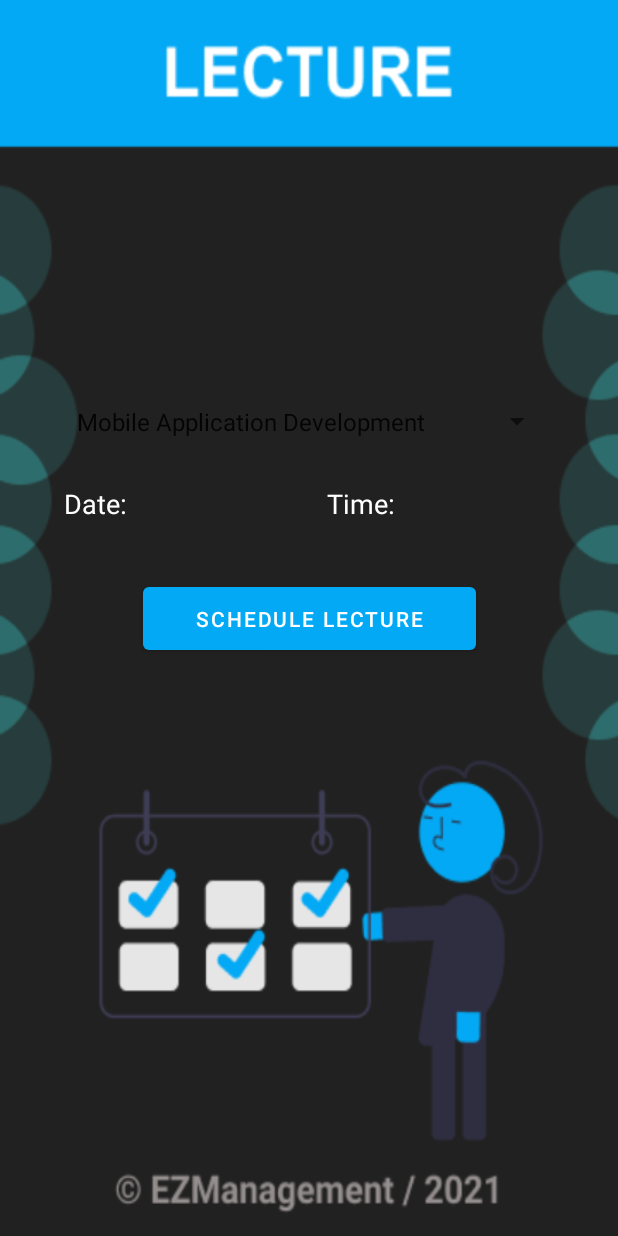
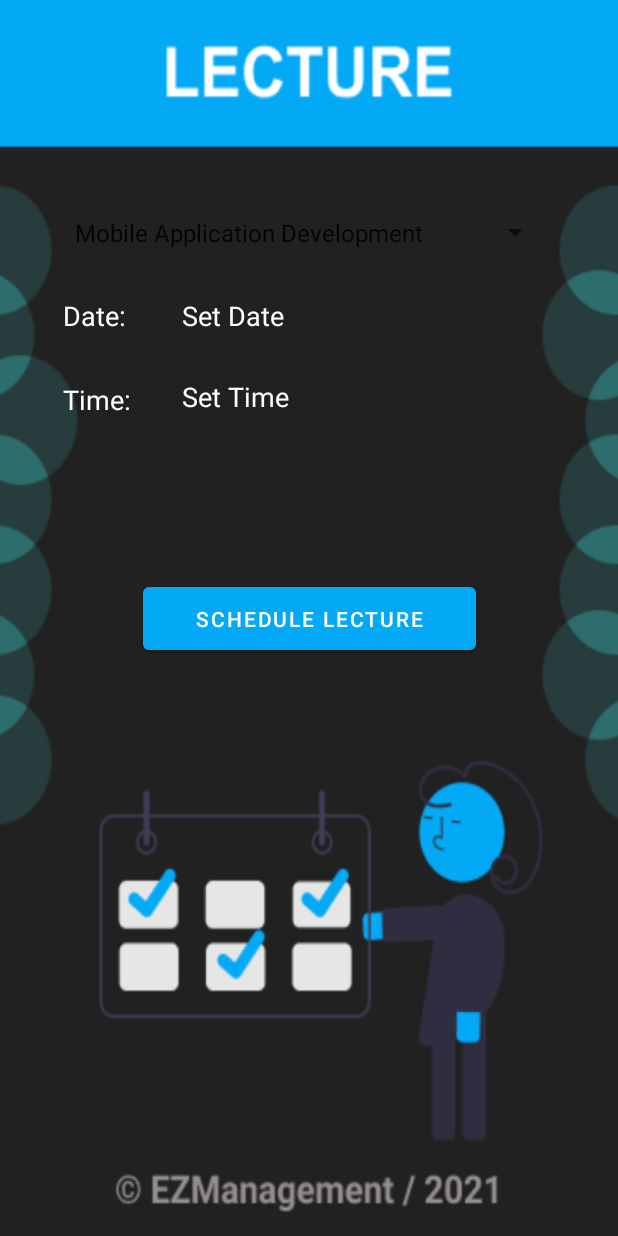
Before and after one commit to Amber-04/ezmanagement, an Android app: the lecture_fac screen opened directly, with no data from a screen before it, on a phone screen of 412 x 824 dp. Run offline under Robolectric (Android 15) with nearby library versions, the phone set to English and light mode, and no system bars.

Commit message:
added date and time picker

```diff
--- a/app/src/main/java/com/example/ezmanagement/lecture_fac.java
+++ b/app/src/main/java/com/example/ezmanagement/lecture_fac.java
@@ -2,25 +2,84 @@ package com.example.ezmanagement;
 
 import androidx.appcompat.app.AppCompatActivity;
 
+import android.app.DatePickerDialog;
+import android.app.TimePickerDialog;
 import android.os.Bundle;
 import android.view.View;
 import android.widget.AdapterView;
 import android.widget.ArrayAdapter;
 import android.widget.Button;
+import android.widget.DatePicker;
 import android.widget.Spinner;
+import android.widget.TextView;
+import android.widget.TimePicker;
 import android.widget.Toast;
+
+import java.text.SimpleDateFormat;
+import java.util.Calendar;
+import java.util.TimeZone;
 
 public class lecture_fac extends AppCompatActivity implements AdapterView.OnItemSelectedListener{
     String[] courses = {"Mobile Application Development", "Data structures",
             "Software Engineering", "Artificial Intelligence",
             "Probability And Statistics", "Image Processing", "Python Programming", "Image Processing", "Java Programming"};
     Spinner spin;
+    TextView dateFormat,TimeTextview;
+    private TextView pickTime;
+    int year;
+    int month;
+    int day;
     Button atn_btn;
+
     @Override
     protected void onCreate(Bundle savedInstanceState) {
         super.onCreate(savedInstanceState);
         setContentView(R.layout.activity_lecture_fac);
         spin = findViewById(R.id.spinner_lec_fac);
+        dateFormat = findViewById(R.id.dateFormatID);
+        TimeTextview = findViewById(R.id.pickTime);
+        pickTime = findViewById(R.id.pickTime);
+        pickTime.setOnClickListener(new View.OnClickListener() {
+            @Override
+            public void onClick(View v) {
+                Calendar calendar = Calendar.getInstance();
+                int hours=calendar.get(Calendar.HOUR_OF_DAY);
+                int minutes=calendar.get(Calendar.MINUTE);
+                TimePickerDialog timePickerDialog = new TimePickerDialog(lecture_fac.this, new TimePickerDialog.OnTimeSetListener() {
+                    @Override
+                    public void onTimeSet(TimePicker view, int hourOfDay, int minute) {
+                        Calendar c = Calendar.getInstance();
+                        c.set(Calendar.HOUR_OF_DAY,hourOfDay);
+                        c.set(Calendar.MINUTE,minute);
+                        c.setTimeZone(TimeZone.getDefault());
+                        SimpleDateFormat format;
+                        format = new SimpleDateFormat("k:mm a");
+                        String time = format.format(c.getTime());
+                        TimeTextview.setText(time);
+                    }
+                },hours,minutes, false);
+                timePickerDialog.show();
+            }
+        });
+
+
+        Calendar calendar = Calendar.getInstance();
+        dateFormat.setOnClickListener(new View.OnClickListener() {
+            @Override
+            public void onClick(View v) {
+                year = calendar.get(Calendar.YEAR);
+                month = calendar.get(Calendar.MONTH);
+                day = calendar.get(Calendar.DAY_OF_MONTH);
+                DatePickerDialog datePickerDialog = new DatePickerDialog(lecture_fac.this, new DatePickerDialog.OnDateSetListener() {
+                    @Override
+                    public void onDateSet(DatePicker view, int year, int month, int dayOfMonth) {
+                        dateFormat.setText(SimpleDateFormat.getDateInstance().format(calendar.getTime()));
+
+                    }
+                }, year, month, day);
+                datePickerDialog.show();
+            }
+        });
         atn_btn = findViewById(R.id.lecture_btn);
         spin.setOnItemSelectedListener(this);
         ArrayAdapter arrayAdapter = new ArrayAdapter(this, android.R.layout.simple_spinner_item,courses);
--- a/app/src/main/res/layout/activity_lecture_fac.xml
+++ b/app/src/main/res/layout/activity_lecture_fac.xml
@@ -7,15 +7,30 @@
     tools:context=".lecture_fac"
     android:background="@drawable/faculty_lecture">
 
+    <TextView
+        android:id="@+id/dateFormatID"
+        android:layout_width="97dp"
+        android:layout_height="31dp"
+        android:text="Set Date"
+        android:textColor="#FFFFFF"
+        android:textSize="18sp"
+        app:layout_constraintBottom_toBottomOf="parent"
+        app:layout_constraintEnd_toEndOf="parent"
+        app:layout_constraintHorizontal_bias="0.385"
+        app:layout_constraintStart_toStartOf="parent"
+        app:layout_constraintTop_toTopOf="parent"
+        app:layout_constraintVertical_bias="0.25" />
+
     <Spinner
         android:id="@+id/spinner_lec_fac"
         android:layout_width="325dp"
         android:layout_height="38dp"
         app:layout_constraintBottom_toBottomOf="parent"
         app:layout_constraintEnd_toEndOf="parent"
+        app:layout_constraintHorizontal_bias="0.488"
         app:layout_constraintStart_toStartOf="parent"
         app:layout_constraintTop_toTopOf="parent"
-        app:layout_constraintVertical_bias="0.333" />
+        app:layout_constraintVertical_bias="0.173" />
 
     <Button
         android:id="@+id/lecture_btn"
@@ -37,13 +52,13 @@
         android:textSize="18sp"
         app:layout_constraintBottom_toBottomOf="parent"
         app:layout_constraintEnd_toEndOf="parent"
-        app:layout_constraintHorizontal_bias="0.121"
+        app:layout_constraintHorizontal_bias="0.12"
         app:layout_constraintStart_toStartOf="parent"
         app:layout_constraintTop_toTopOf="parent"
-        app:layout_constraintVertical_bias="0.408" />
+        app:layout_constraintVertical_bias="0.25" />
 
     <TextView
-        android:id="@+id/textView2"
+        android:id="@+id/TimeTextView"
         android:layout_width="59dp"
         android:layout_height="29dp"
         android:text="Time:"
@@ -51,8 +66,24 @@
         android:textSize="18sp"
         app:layout_constraintBottom_toBottomOf="parent"
         app:layout_constraintEnd_toEndOf="parent"
-        app:layout_constraintHorizontal_bias="0.619"
+        app:layout_constraintHorizontal_bias="0.119"
         app:layout_constraintStart_toStartOf="parent"
         app:layout_constraintTop_toTopOf="parent"
-        app:layout_constraintVertical_bias="0.407" />
+        app:layout_constraintVertical_bias="0.32" />
+
+    <TextView
+        android:id="@+id/pickTime"
+        android:layout_width="97dp"
+        android:layout_height="31dp"
+        android:text="Set Time"
+        android:textColor="#FFFFFF"
+        android:textSize="18sp"
+        app:layout_constraintBottom_toBottomOf="parent"
+        app:layout_constraintEnd_toEndOf="parent"
+        app:layout_constraintHorizontal_bias="0.385"
+        app:layout_constraintStart_toStartOf="parent"
+        app:layout_constraintTop_toTopOf="parent"
+        app:layout_constraintVertical_bias="0.318" />
+    />
+
 </androidx.constraintlayout.widget.ConstraintLayout>
```
